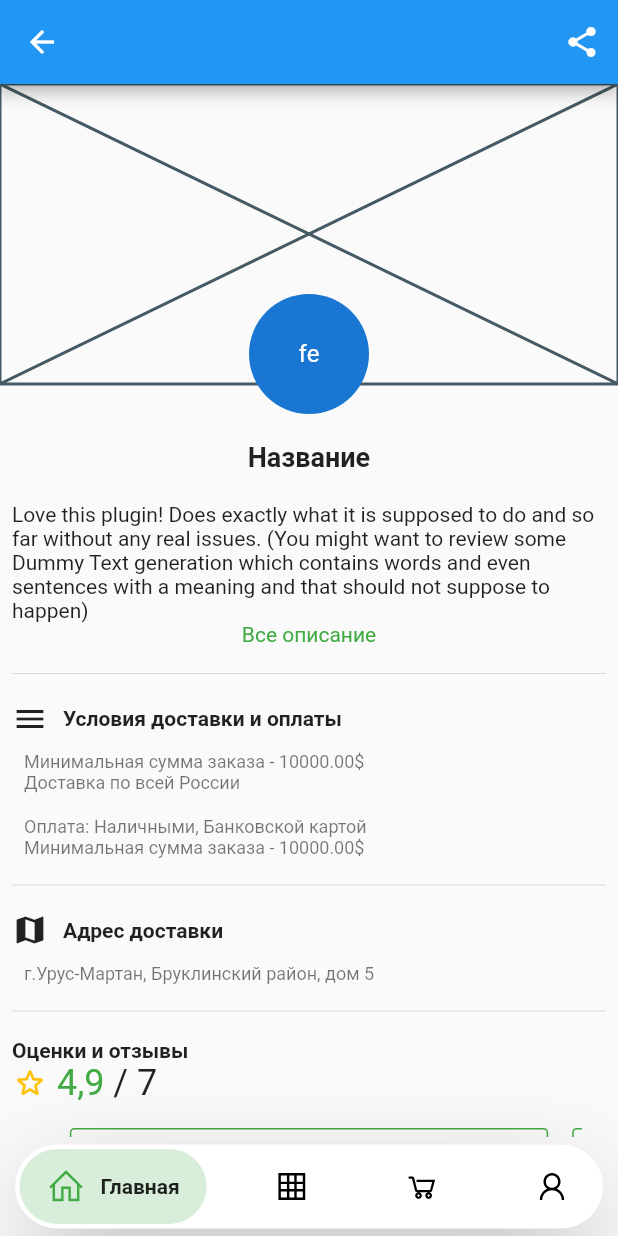
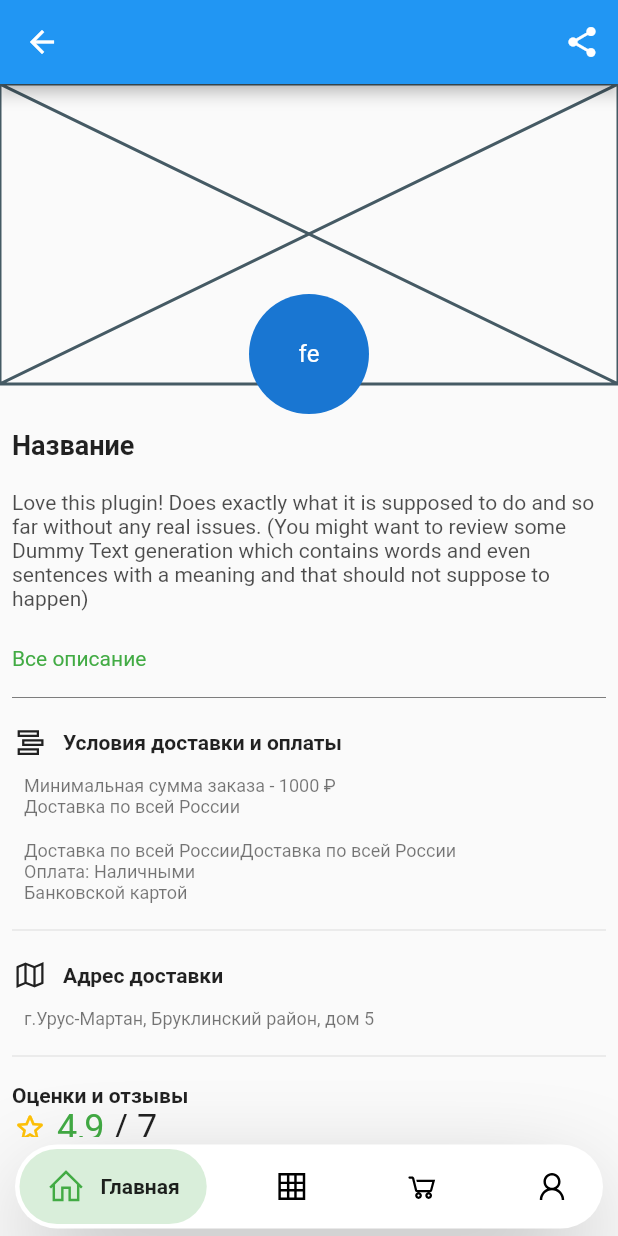
Before and after one commit to Bolide9/flutter_farmer_app, a Flutter app: the screen it shows after launch, after a tap on the "arrow back" icon, on a phone screen of 412 x 824 dp. Run offline on Flutter 3.47's test engine with Material 2 defaults, Android fonts, the phone set to English and light mode, and no system bars; drawn by our look-alikes of google_nav_bar; our stand-ins replace flutter_rating_bar, line_icons, mobx; generated files the repository leaves out were written again.

Commit message:
some fixes

```diff
--- a/lib/colors.dart
+++ b/lib/colors.dart
@@ -1,3 +1,4 @@
 import 'package:flutter/material.dart';
 
 const greenColor = Color(0xFF42AB44);
+final secondaryGreyColor = Colors.black;
--- a/lib/farmer/presentation/farmer_page.dart
+++ b/lib/farmer/presentation/farmer_page.dart
@@ -1,5 +1,7 @@
 import 'package:flutter/material.dart';
-import 'package:flutter_farmer_app/ui/review_card.dart';
+import 'package:flutter_farmer_app/colors.dart';
+import 'package:flutter_farmer_app/reviews/presentation/widgets/review_card.dart';
+import 'package:line_icons/line_icons.dart';
 
 import '../../ui/expandable_page_view.dart';
 
@@ -15,22 +17,56 @@ class FarmerPage extends StatefulWidget {
 class _FarmerPageState extends State<FarmerPage> {
   late final PageController _pageController;
 
+  List<Widget> _buildReviewCards() {
+    final parts = <Widget>[];
+
+    for (int index = 0; index < 5; index++) {
+      parts.add(
+        const Padding(
+          padding: EdgeInsets.only(right: 8),
+          child: ReviewCard(
+            rating: 5,
+            userName: 'Test User',
+            reviewComment: 'Test Comment\nTest comment\n\nTest Comment',
+          ),
+        ),
+      );
+    }
+
+    return parts;
+  }
+
   @override
   void initState() {
-    _pageController = PageController(viewportFraction: 0.92);
+    _pageController = PageController(viewportFraction: 0.95);
     super.initState();
   }
 
   @override
   Widget build(BuildContext context) {
     const green = Color(0xFF42AB44);
-    const TextStyle secondaryTextStyle = TextStyle(fontSize: 12, color: Colors.black54);
-    const TextStyle primaryBold = TextStyle(fontWeight: FontWeight.bold);
+
+    const TextStyle secondaryTextStyle = TextStyle(
+      fontSize: 12,
+      color: Colors.black54,
+    );
+
+    const TextStyle primaryBold = TextStyle(
+      fontWeight: FontWeight.bold,
+    );
 
     return Scaffold(
       appBar: AppBar(
-        leading: IconButton(onPressed: () {}, icon: const Icon(Icons.arrow_back)),
-        actions: [IconButton(onPressed: () {}, icon: const Icon(Icons.share))],
+        leading: IconButton(
+          onPressed: () {},
+          icon: const Icon(Icons.arrow_back),
+        ),
+        actions: [
+          IconButton(
+            onPressed: () {},
+            icon: const Icon(Icons.share),
+          ),
+        ],
       ),
       body: SafeArea(
         child: SingleChildScrollView(
@@ -46,33 +82,62 @@ class _FarmerPageState extends State<FarmerPage> {
                     const Placeholder(),
                     Transform.translate(
                       offset: const Offset(0, 20),
-                      child: const CircleAvatar(radius: 40, child: Text("fe")),
+                      child: const CircleAvatar(
+                        radius: 40,
+                        child: Text("fe"),
+                      ),
                     )
                   ],
                 ),
               ),
               const SizedBox(height: 30),
               Padding(
-                padding: const EdgeInsets.all(8.0),
+                padding: const EdgeInsets.symmetric(horizontal: 8),
                 child: Column(
-                  crossAxisAlignment: CrossAxisAlignment.center,
+                  crossAxisAlignment: CrossAxisAlignment.start,
                   children: [
-                    const Text("Название", style: TextStyle(fontSize: 18, fontWeight: FontWeight.bold)),
+                    const Text(
+                      "Название",
+                      style: TextStyle(
+                        fontSize: 18,
+                        fontWeight: FontWeight.bold,
+                      ),
+                    ),
                     const SizedBox(height: 20),
-                    const Text(
-                        "Love this plugin! Does exactly what it is supposed to do and so far without any real issues. (You might want to review some Dummy Text generation which contains words and even sentences with a meaning and that should not suppose to happen)"),
-                    const Text("Все описание", style: TextStyle(color: green)),
-                    const SizedBox(height: 10),
-                    const Divider(),
-                    const SizedBox(height: 10),
-
-                    // Блок условий доставки и оплаты
+                    Text(
+                      "Love this plugin! Does exactly what it is supposed to do and so far without any real issues. (You might want to review some Dummy Text generation which contains words and even sentences with a meaning and that should not suppose to happen)",
+                      style: TextStyle(
+                        fontWeight: FontWeight.w400,
+                        color: Colors.black.withOpacity(0.7),
+                      ),
+                      maxLines: 6,
+                      overflow: TextOverflow.ellipsis,
+                    ),
+                    const Padding(
+                      padding: EdgeInsets.only(top: 24),
+                      child: Text(
+                        "Все описание",
+                        style: TextStyle(
+                          color: green,
+                        ),
+                      ),
+                    ),
+                    Padding(
+                      padding: const EdgeInsets.symmetric(vertical: 10),
+                      child: Divider(
+                        color: Colors.black.withOpacity(0.5),
+                      ),
+                    ),
                     Align(
                       alignment: Alignment.centerLeft,
                       child: Row(
                         children: const [
-                          Icon(Icons.menu),
-                          SizedBox(width: 10),
+                          Icon(
+                            LineIcons.stream,
+                          ),
+                          SizedBox(
+                            width: 10,
+                          ),
                           Text(
                             "Условия доставки и оплаты",
                             style: primaryBold,
@@ -90,19 +155,29 @@ class _FarmerPageState extends State<FarmerPage> {
                           children: const [
                             SizedBox(height: 10),
                             Text(
-                              "Минимальная сумма заказа - 10000.00\$",
+                              "Минимальная сумма заказа - 1000 ₽",
                               style: secondaryTextStyle,
                             ),
                             Text("Доставка по всей России", style: secondaryTextStyle),
                             SizedBox(height: 15),
-                            Text(
-                              "Оплата: Наличными, Банковской картой",
+                            Text.rich(
+                              TextSpan(
+                                children: [
+                                  TextSpan(
+                                    text: "Доставка по всей России",
                                     style: secondaryTextStyle,
                                   ),
+                                  TextSpan(
+                                    text: "Доставка по всей России",
+                                    style: secondaryTextStyle,
+                                  ),
+                                ],
+                              ),
+                            ),
                             Text(
-                              "Минимальная сумма заказа - 10000.00\$",
+                              "Оплата: Наличными\nБанковской картой",
                               style: secondaryTextStyle,
-                            )
+                            ),
                           ],
                         ),
                       ),
@@ -110,14 +185,13 @@ class _FarmerPageState extends State<FarmerPage> {
                     const SizedBox(height: 10),
                     const Divider(),
                     const SizedBox(height: 10),
-                    //
-
-                    //Блок адреса доставки
                     Align(
                       alignment: Alignment.centerLeft,
                       child: Row(
                         children: const [
-                          Icon(Icons.map),
+                          Icon(
+                            LineIcons.map,
+                          ),
                           SizedBox(width: 10),
                           Text(
                             "Адрес доставки",
@@ -132,13 +206,11 @@ class _FarmerPageState extends State<FarmerPage> {
                       child: Padding(
                         padding: EdgeInsets.only(left: 8.0),
                         child: Text("г.Урус-Мартан, Бруклинский район, дом 5", style: secondaryTextStyle),
-                        )),
+                      ),
+                    ),
                     const SizedBox(height: 10),
                     const Divider(),
                     const SizedBox(height: 10),
-                    //
-
-                    //Блок отзывов и оценок
                     Align(
                       alignment: Alignment.centerLeft,
                       child: Column(
@@ -147,28 +219,43 @@ class _FarmerPageState extends State<FarmerPage> {
                           const Text("Оценки и отзывы", style: primaryBold),
                           Row(
                             children: const [
-                              Icon(Icons.star_border_rounded, color: Colors.amber),
-                              Text(" 4,9", style: TextStyle(fontSize: 24, color: green)),
-                              Text(" / 7", style: TextStyle(fontSize: 24))
+                              Icon(
+                                Icons.star_border_rounded,
+                                color: Colors.amber,
+                              ),
+                              Text(
+                                " 4,9",
+                                style: TextStyle(
+                                  fontSize: 24,
+                                  color: green,
+                                ),
+                              ),
+                              Text(
+                                " / 7",
+                                style: TextStyle(
+                                  fontSize: 24,
+                                ),
+                              )
                             ],
                           ),
-                          Container(
-                            padding: const EdgeInsets.all(16.0),
-                            decoration: BoxDecoration(border: const Border(), borderRadius: BorderRadius.circular(5)),
-                            height: 150,
-                            child: ExpandablePageView(
+                          ExpandablePageView(
                             controller: _pageController,
-                              children: const [ReviewCard(), ReviewCard()],
-                            ),
+                            children: _buildReviewCards(),
                           ),
                           const SizedBox(height: 10),
                           Center(
                             child: Padding(
                               padding: const EdgeInsets.only(left: 8.0, right: 8.0),
-                              child: ElevatedButton(onPressed: () {}, child: const Text("Связаться с продавцом", style: primaryBold)),
+                              child: ElevatedButton(
+                                onPressed: () {},
+                                child: const Text(
+                                  "Связаться с продавцом",
+                                  style: primaryBold,
                                 ),
                               ),
-                          const SizedBox(height: 10)
+                            ),
+                          ),
+                          const SizedBox(height: 10),
                         ],
                       ),
                     ),
--- /dev/null
+++ b/lib/reviews/presentation/widgets/review_card.dart
@@ -0,0 +1,82 @@
+import 'package:flutter/foundation.dart';
+import 'package:flutter/material.dart';
+import 'package:flutter_rating_bar/flutter_rating_bar.dart';
+
+class ReviewCard extends StatelessWidget {
+  const ReviewCard({
+    required this.userName,
+    required this.reviewComment,
+    required this.rating,
+    super.key,
+  });
+
+  final String userName;
+
+  final String reviewComment;
+
+  final int rating;
+
+  @override
+  Widget build(BuildContext context) {
+    const TextStyle secondaryTextStyle = TextStyle(
+      fontSize: 12,
+      color: Colors.black54,
+    );
+
+    return Container(
+      decoration: BoxDecoration(
+        border: Border.all(
+          color: Colors.grey.shade400,
+        ),
+        borderRadius: BorderRadius.circular(10),
+      ),
+      padding: const EdgeInsets.all(8.0),
+      child: Column(
+        mainAxisSize: MainAxisSize.min,
+        crossAxisAlignment: CrossAxisAlignment.start,
+        children: [
+          Row(
+            mainAxisAlignment: MainAxisAlignment.spaceBetween,
+            children: [
+              Text(
+                userName,
+                style: const TextStyle(
+                  fontSize: 18,
+                  fontWeight: FontWeight.w500,
+                ),
+              ),
+              RatingBar.builder(
+                itemSize: 24,
+                minRating: 1,
+                itemCount: 5,
+                initialRating: 3,
+                allowHalfRating: true,
+                direction: Axis.horizontal,
+                itemBuilder: (context, _) => const Icon(
+                  Icons.star_border_rounded,
+                  color: Colors.amber,
+                  size: 7,
+                ),
+                onRatingUpdate: (rating) {
+                  if (kDebugMode) {
+                    print(rating);
+                  }
+                },
+              )
+            ],
+          ),
+          const SizedBox(height: 10),
+          Padding(
+            padding: const EdgeInsets.all(8.0),
+            child: Text(
+              reviewComment,
+              maxLines: 2,
+              style: secondaryTextStyle,
+              overflow: TextOverflow.ellipsis,
+            ),
+          ),
+        ],
+      ),
+    );
+  }
+}
--- a/lib/ui/review_card.dart
+++ /dev/null
@@ -1,64 +0,0 @@
-import 'package:flutter/foundation.dart';
-import 'package:flutter/material.dart';
-import 'package:flutter_rating_bar/flutter_rating_bar.dart';
-
-class ReviewCard extends StatelessWidget {
-  const ReviewCard({super.key});
-
-  @override
-  Widget build(BuildContext context) {
-    const green = Color(0xFF42AB44);
-    const TextStyle secondaryTextStyle =
-        TextStyle(fontSize: 12, color: Colors.black54);
-
-    return Container(
-        margin: const EdgeInsets.only(left: 8.0, right: 8.0),
-        decoration: BoxDecoration(
-            border: Border.all(color: green),
-            borderRadius: BorderRadius.circular(3)),
-        height: 100,
-        padding: const EdgeInsets.all(8.0),
-        child: Column(
-          mainAxisSize: MainAxisSize.min,
-          crossAxisAlignment: CrossAxisAlignment.start,
-          children: [
-            Row(
-              mainAxisAlignment: MainAxisAlignment.spaceBetween,
-              children: [
-                const Text("Климентий Д.", style: TextStyle(fontSize: 18)),
-                RatingBar.builder(
-                  itemSize: 24,
-                  initialRating: 3,
-                  minRating: 1,
-                  direction: Axis.horizontal,
-                  allowHalfRating: true,
-                  itemCount: 5,
-                  itemBuilder: (context, _) => const Icon(
-                      Icons.star_border_rounded,
-                      color: Colors.amber,
-                      size: 7),
-                  onRatingUpdate: (rating) {
-                    if (kDebugMode) {
-                      print(rating);
-                    }
-                  },
-                )
-              ],
-            ),
-            const SizedBox(height: 10),
-            const Align(
-              alignment: Alignment.centerLeft,
-              child: Padding(
-                padding: EdgeInsets.all(8.0),
-                child: Text(
-                  "Here is an expanded answer. A DecoratedBox is what you need to add a border, but I am using a Container for the convenience of adding margin and padding.",
-                  style: secondaryTextStyle,
-                  maxLines: 2,
-                  overflow: TextOverflow.ellipsis,
-                ),
-              ),
-            )
-          ],
-        ));
-  }
-}
```
Lines whose indentation alone changed are shown as unchanged.
